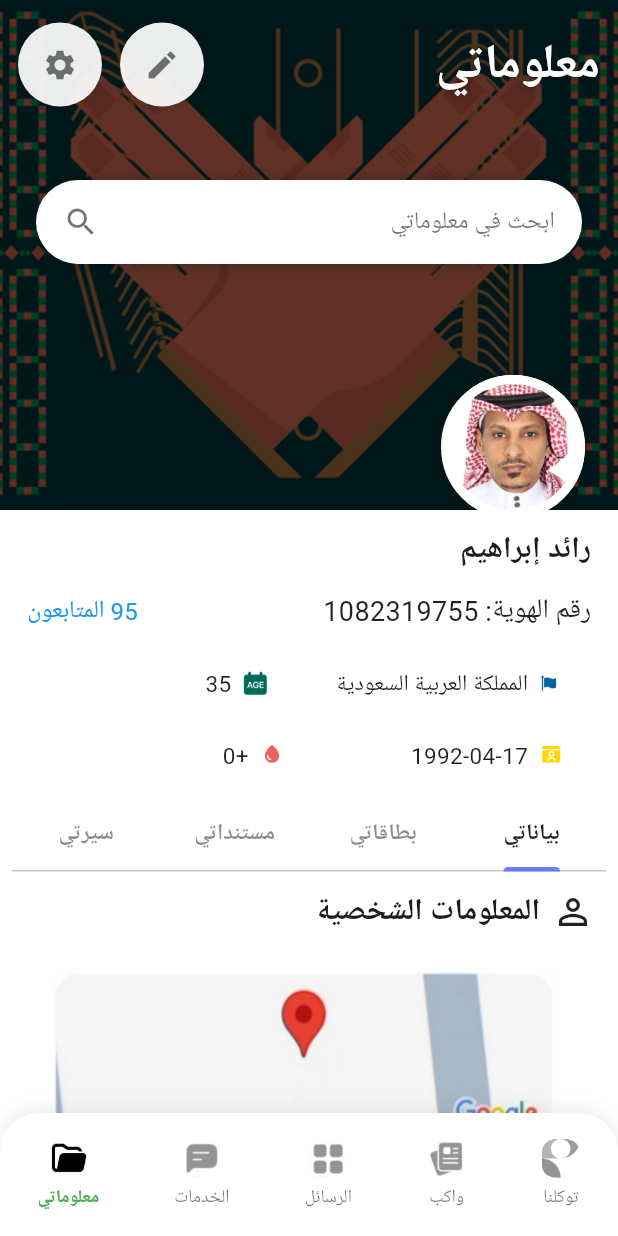
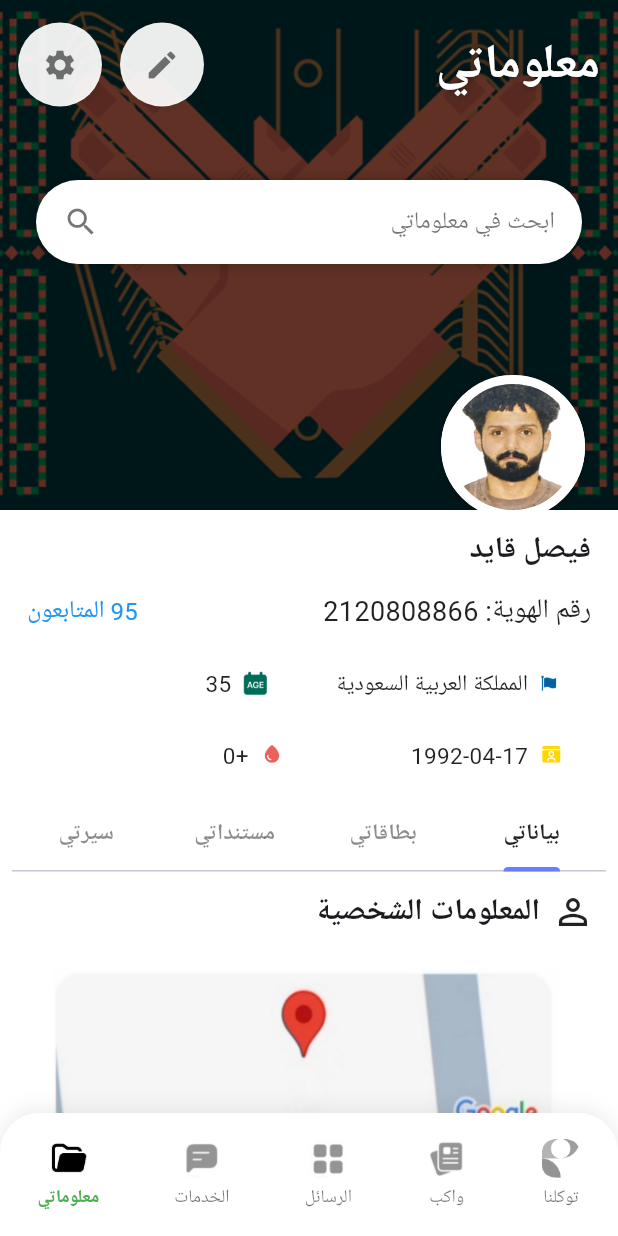
Before and after one commit to khaaaled90/tawakkalna, a Flutter app: the DrivingDScreen screen opened directly, after a tap on "عرض الكل", on a phone screen of 412 x 824 dp. Run offline on Flutter 3.47's test engine with Material 3 defaults, Android fonts, the phone set to English and light mode, and no system bars; our stand-ins replace lottie, pdf, share_plus; Roboto replaces fonts that are missing (NotoSansArabic); project files that could hold a hidden picture were left out.

Commit message:
Initial commit from Firebase Studio71

```diff
--- a/lib/DrivingDScreen.dart
+++ b/lib/DrivingDScreen.dart
@@ -23,21 +23,21 @@ class _DrivingDScreenState extends State<DrivingDScreen> {
 
   // بيانات وهمية كما في الصورة — عدّلها إن أحببت
   final Map<String, String> leftData = {
-    'الرقم/IN Number': '1082319755',
-    'الاسم بالانجليزي/Name': 'IBRAHIM, RAED MUHAMMED I',
-    'تاريخ الميلاد/Date Of Birth': '17/04/1992',
-    'تاريخ الاصدار/Date Issue': '14/07/2017',
-    'تاريخ الانتهاء بالهجري/Expire Date in Hijri': '1450/09/18هـ',
+    'الرقم/IN Number': '2120808866',
+    'الاسم بالانجليزي/Name': 'FAISAL ABDULLAH ABDU QAYID',
+    'تاريخ الميلاد/Date Of Birth': '20/01/1995',
+    'تاريخ الاصدار/Date Issue': '14/07/2015',
+    //'تاريخ الانتهاء بالهجري/Expire Date in Hijri': '1450/09/18هـ',
     '': '',
   };
 
   final Map<String, String> rightData = {
-    'الاسم/Name in Arsbic': 'رائد بن محمد بن إبراهيم إبراهيم',
+    'الاسم/Name in Arsbic': 'فيصل عبدالله عبده قايد',
     'مكان الميلاد/Place Of Pirrh': 'جده',
-    'تاريخ الميلاد بالهجري/Date of': '1412/10/14هـ',
-    'رقم الهوية بالانجليزي/ID Number io': '1082319755',
-    'تاريخ الانتهاء/Expire Date': '02/02/2029',
-    'نسخة/Copy': '5',
+    //'تاريخ الميلاد بالهجري/Date of': '1412/10/14هـ',
+    'رقم الهوية بالانجليزي/ID Number io': '2120808866',
+    'تاريخ الانتهاء/Expire Date': '06/06/2026',
+    'نسخة/Copy': '8',
   };
 
   // فتح الـ Bottom Sheet (قابلة للسحب) التي تعرض الورقة
@@ -587,41 +587,41 @@ class _DrivingDScreenState extends State<DrivingDScreen> {
               ),
               const SizedBox(height: 4),
 
-              _item('الرقم', '1082319755'),
+              _item('الرقم', '2120808866'),
               Container(height: 1, color: Colors.white24),
               const SizedBox(height: 4),
-              _item('الاسم', 'رائد بن محمد بن إبراهيم إبراهيم'),
+              _item('الاسم', 'فيصل عبدالله عبده قايد'),
               Container(height: 1, color: Colors.white24),
               const SizedBox(height: 4),
-              _item('الاسم بالإنجليزي', 'IBRAHIM, RAED MUHAMMED I'),
+              _item('الاسم بالإنجليزي', 'FAISAL ABDULLAH ABDU QAYID'),
               Container(height: 1, color: Colors.white24),
               const SizedBox(height: 4),
-              _item('الجنسية', 'المملكة العربية السعودية'),
+              _item('الجنسية', 'اليمن'),
               Container(height: 1, color: Colors.white24),
               const SizedBox(height: 4),
               _item('القيود', 'بدون قيود'),
               Container(height: 1, color: Colors.white24),
-              _item('تاريخ الميلاد', '17/04/1992'),
+              _item('تاريخ الميلاد', '20/01/1995'),
               Container(height: 1, color: Colors.white24),
               const SizedBox(height: 4),
-              _item('تاريخ الميلاد بالهجري', '1412/10/14هـ'),
+              /*_item('تاريخ الميلاد بالهجري', '1412/10/14هـ'),
               Container(height: 1, color: Colors.white24),
-              const SizedBox(height: 4),
+              const SizedBox(height: 4),*/
               _item('تاريخ الاصدار', '17/03/2015'),
               Container(height: 1, color: Colors.white24),
               const SizedBox(height: 4),
-              _item('تاريخ الاصدار بالهجري', '1440/09/18هـ'),
+              /*_item('تاريخ الاصدار بالهجري', '1440/09/18هـ'),
+              Container(height: 1, color: Colors.white24),
+              const SizedBox(height: 4),*/
+              _item('تاريخ الانتهاء', '06/06/2026'),
               Container(height: 1, color: Colors.white24),
               const SizedBox(height: 4),
-              _item('تاريخ الانتهاء', '10/12/2028'),
+              /*_item('تاريخ الانتهاء بالهجري', '1450/09/18هـ'),
               Container(height: 1, color: Colors.white24),
-              const SizedBox(height: 4),
-              _item('تاريخ الانتهاء بالهجري', '1450/09/18هـ'),
+              const SizedBox(height: 4),*/
+              /*_item('فصيلة الدم', 'O+'),
               Container(height: 1, color: Colors.white24),
-              const SizedBox(height: 4),
-              _item('فصيلة الدم', 'O+'),
-              Container(height: 1, color: Colors.white24),
-              const SizedBox(height: 4),
+              const SizedBox(height: 4),*/
 
               const SizedBox(height: 40),
             ],
--- a/lib/NationalIDScreen.dart
+++ b/lib/NationalIDScreen.dart
@@ -23,21 +23,21 @@ class _NationalIDScreenState extends State<NationalIDScreen> {
 
   // بيانات وهمية كما في الصورة — عدّلها إن أحببت
   final Map<String, String> leftData = {
-    'الرقم/IN Number': '1082319755',
-    'الاسم بالانجليزي/Name': 'IBRAHIM, RAED MUHAMMED I',
-    'تاريخ الميلاد/Date Of Birth': '17/04/1992',
-    'تاريخ الاصدار/Date Issue': '14/07/2017',
-    'تاريخ الانتهاء بالهجري/Expire Date in Hijri': '1450/09/18هـ',
+    'الرقم/IN Number': '2120808866',
+    'الاسم بالانجليزي/Name': 'FAISAL ABDULLAH ABDU QAYID',
+    'تاريخ الميلاد/Date Of Birth': '20/01/1995',
+    'تاريخ الاصدار/Date Issue': '14/07/2015',
+    //'تاريخ الانتهاء بالهجري/Expire Date in Hijri': '1450/09/18هـ',
     '': '',
   };
 
   final Map<String, String> rightData = {
-    'الاسم/Name in Arsbic': 'رائد بن محمد بن إبراهيم إبراهيم',
+    'الاسم/Name in Arsbic': 'فيصل عبدالله عبده قايد',
     'مكان الميلاد/Place Of Pirrh': 'جده',
-    'تاريخ الميلاد بالهجري/Date of': '1412/10/14هـ',
-    'رقم الهوية بالانجليزي/ID Number io': '1082319755',
-    'تاريخ الانتهاء/Expire Date': '02/02/2029',
-    'نسخة/Copy': '5',
+    //'تاريخ الميلاد بالهجري/Date of': '1412/10/14هـ',
+    'رقم الهوية بالانجليزي/ID Number io': '2120808866',
+    'تاريخ الانتهاء/Expire Date': '06/06/2026',
+    'نسخة/Copy': '8',
   };
 
   // فتح الـ Bottom Sheet (قابلة للسحب) التي تعرض الورقة
@@ -642,34 +642,34 @@ class _NationalIDScreenState extends State<NationalIDScreen> {
               const SizedBox(height: 20),
 
               // عناصر المعلومات (عرض سريع بدون التكرار الكامل لأن الورقة الكاملة داخل الـ sheet)
-              _item('نسخة', '5'),
+              _item('نسخة', '8'),
               Container(height: 1, color: Colors.white24),
               const SizedBox(height: 4),
-              _item('الاسم', 'رائد بن محمد بن إبراهيم إبراهيم'),
+              _item('الاسم', 'فيصل عبدالله عبده قايد'),
               Container(height: 1, color: Colors.white24),
               const SizedBox(height: 4),
-              _item('رقم البطاقة', '1082319755'),
+              _item('رقم البطاقة', '2120808866'),
               Container(height: 1, color: Colors.white24),
               const SizedBox(height: 4),
-              _item('تاريخ الميلاد بالهجري', '1412/10/14هـ'),
+              /*_item('تاريخ الميلاد بالهجري', '1412/10/14هـ'),
               Container(height: 1, color: Colors.white24),
               const SizedBox(height: 4),
               _item('تاريخ الانتهاء بالهجري', '1450/09/18هـ'),
               Container(height: 1, color: Colors.white24),
-              const SizedBox(height: 4),
+              const SizedBox(height: 4),*/
               _item('مكان الميلاد', 'جده'),
               Container(height: 1, color: Colors.white24),
               const SizedBox(height: 4),
-              _item('الاسم بالإنجليزي', 'IBRAHIM, RAED MUHAMMED I'),
+              _item('الاسم بالإنجليزي', 'FAISAL ABDULLAH ABDU QAYID'),
               Container(height: 1, color: Colors.white24),
               const SizedBox(height: 4),
-              _item('رقم الهوية بالإنجليزي', '1082319755'),
+              _item('رقم الهوية بالإنجليزي', '2120808866'),
               Container(height: 1, color: Colors.white24),
               const SizedBox(height: 4),
-              _item('تاريخ الميلاد بالميلادي', '17/04/1992'),
+              _item('تاريخ الميلاد بالميلادي', '20/01/1995'),
               Container(height: 1, color: Colors.white24),
               const SizedBox(height: 4),
-              _item('تاريخ الانتهاء بالميلادي', '02/02/2029'),
+              _item('تاريخ الانتهاء بالميلادي', '06/06/2026'),
               Container(height: 1, color: Colors.white24),
               const SizedBox(height: 4),
 
--- a/lib/ProfileScreen.dart
+++ b/lib/ProfileScreen.dart
@@ -165,7 +165,7 @@ class _ProfileScreenState extends State<ProfileScreen>
                             mainAxisAlignment: MainAxisAlignment.start,
                             children: [
                               Text(
-                                'رائد إبراهيم',
+                                'فيصل قايد',
                                 style: TextStyle(
                                     fontSize: 20, fontWeight: FontWeight.w600),
                                 textAlign: TextAlign.right,
@@ -180,7 +180,7 @@ class _ProfileScreenState extends State<ProfileScreen>
                             children: [
                               // رقم الهوية (يمين)
                               const Text(
-                                'رقم الهوية: 1082319755',
+                                'رقم الهوية: 2120808866',
                                 style: TextStyle(
                                     fontSize: 18, color: Colors.black87),
                               ),
@@ -630,7 +630,7 @@ class _ProfileScreenState extends State<ProfileScreen>
                           ),
                           // مستنداتي
                           // ===================== تبويب مستنداتي =====================
-                          SingleChildScrollView(
+                          /*SingleChildScrollView(
                             child: Directionality(
                               textDirection: TextDirection.rtl,
                               child: Column(
@@ -709,63 +709,11 @@ class _ProfileScreenState extends State<ProfileScreen>
                                       ),
                                     ),
                                   ),
-
-                                  /*Container(
-                                    padding: EdgeInsets.all(18),
-                                    margin:
-                                        EdgeInsets.symmetric(horizontal: 16),
-                                    decoration: BoxDecoration(
-                                      color: Colors.grey.shade100,
-                                      borderRadius: BorderRadius.circular(22),
-                                    ),
-                                    child: Row(
-                                      crossAxisAlignment:
-                                          CrossAxisAlignment.start,
-                                      children: [
-                                        RotatedBox(
-                                          quarterTurns: 3,
-                                          child: Text(
-                                            "V872997",
-                                            style: TextStyle(
-                                              fontSize: 16,
-                                              color: Colors.black87,
-                                            ),
-                                          ),
-                                        ),
-                                        SizedBox(width: 20),
-                                        RotatedBox(
-                                          quarterTurns:
-                                              3, // لجعل النص عمودي كما بالصورة
-                                          child: Text(
-                                            "رائد بن محمد بن ابراهيم ابراهيم",
-                                            style: TextStyle(
-                                                fontSize: 18, height: 1.3),
-                                          ),
-                                        ),
-                                        // --- صورة الجواز (يسار) ---
-                                        SizedBox(width: 70),
-                                        Container(
-                                          width: 150,
-                                          height: 180,
-                                          decoration: BoxDecoration(
-                                            borderRadius:
-                                                BorderRadius.circular(16),
-                                            color: Colors.white,
-                                          ),
-                                          child: Image.asset(
-                                            "assets/passport_sample.png",
-                                            fit: BoxFit.fill,
-                                          ),
-                                        ),
-                                      ],
-                                    ),
-                                  ),*/
-
                                   SizedBox(height: 10),
                                 ],
                               ),
                             ),
-                          ),
+                          ),*/
 
                           // سيرتي
                           // ===================== تبويب سيرتي =====================
@@ -1002,10 +950,10 @@ void _showMoreSheet(BuildContext context) {
                         const SizedBox(height: 6),
                         _sheetRow(
                             label: 'رقم الهوية',
-                            value: '1082319755',
+                            value: '2120808866',
                             onCopy: () {
                               Clipboard.setData(
-                                  const ClipboardData(text: '1082319755'));
+                                  const ClipboardData(text: '2120808866'));
                               Navigator.of(context).pop();
                               ScaffoldMessenger.of(context).showSnackBar(
                                 const SnackBar(
@@ -1014,20 +962,20 @@ void _showMoreSheet(BuildContext context) {
                             }),
                         _sheetRow(
                             label: 'الاسم',
-                            value: 'رائد بن محمد بن ابراهيم ابراهيم',
+                            value: 'فيصل عبدالله عبده قايد',
                             onCopy: () {
                               Clipboard.setData(const ClipboardData(
-                                  text: 'رائد بن محمد بن ابراهيم ابراهيم'));
+                                  text: 'فيصل عبدالله عبده قايد'));
                               ScaffoldMessenger.of(context).showSnackBar(
                                   const SnackBar(
                                       content: Text('تم نسخ الاسم')));
                             }),
                         _sheetRow(
                             label: 'الجنسية',
-                            value: 'المملكة العربية السعودية',
+                            value: 'اليمن',
                             onCopy: () {
                               Clipboard.setData(const ClipboardData(
-                                  text: 'المملكة العربية السعودية'));
+                                  text: 'اليمن'));
                               ScaffoldMessenger.of(context).showSnackBar(
                                   const SnackBar(content: Text('تم النسخ')));
                             }),
@@ -1060,7 +1008,7 @@ void _showMoreSheet(BuildContext context) {
                             }),
                         _sheetRow(
                             label: 'المهنة',
-                            value: '-',
+                            value: 'مندوب مبيعات',
                             onCopy: () {
                               Clipboard.setData(const ClipboardData(text: '-'));
                               ScaffoldMessenger.of(context).showSnackBar(
--- a/lib/tawakkalna_screen.dart
+++ b/lib/tawakkalna_screen.dart
@@ -42,7 +42,7 @@ class TawakkalnaScreen extends StatelessWidget {
                         const SizedBox(width: 12),
                         const Expanded(
                           child: Text(
-                            "هلا رائد!\nWeather - حدد مدينتك المفضلة",
+                            "هلا فيصل!\nWeather - حدد مدينتك المفضلة",
                             style: TextStyle(
                               fontSize: 16,
                               height: 1.4,
```
Also changed, not shown: assets/022.png, assets/023.png, assets/avatar.png.
